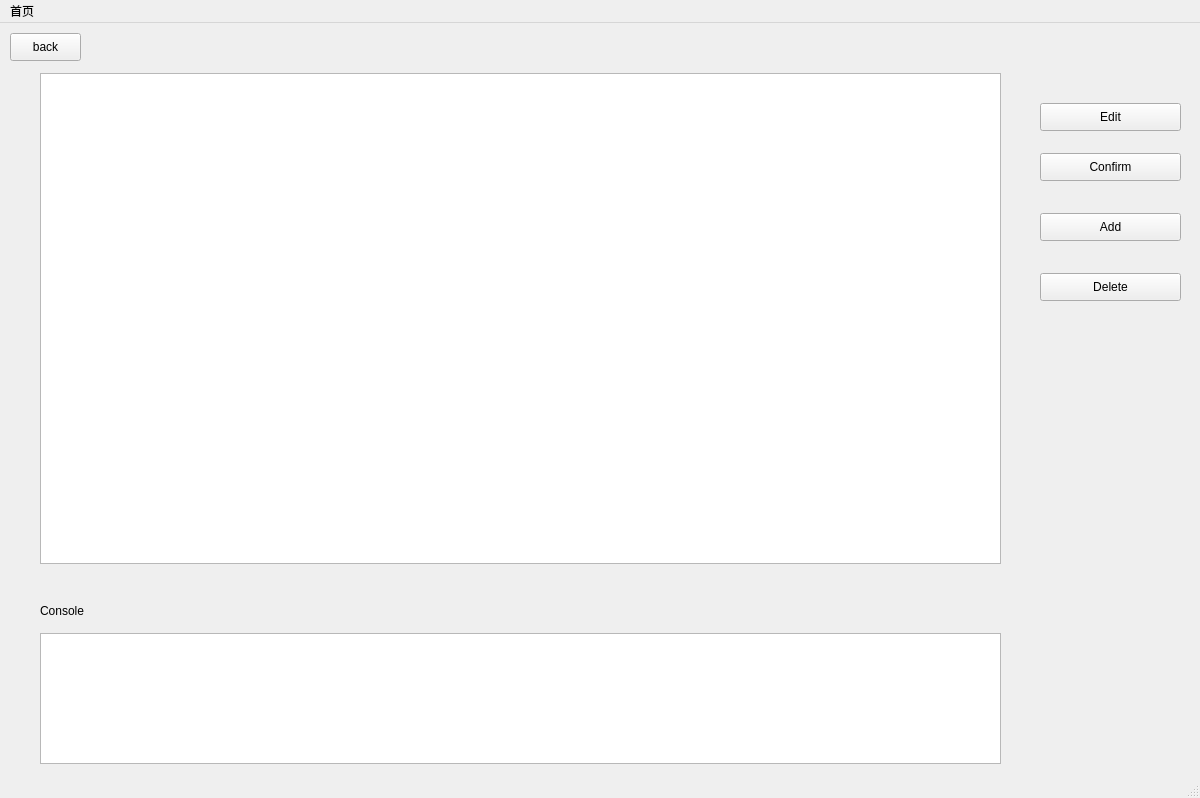
First picture: the form in Gui/admin.ui, repository DouerWxp/RoomBooking, before the edit.
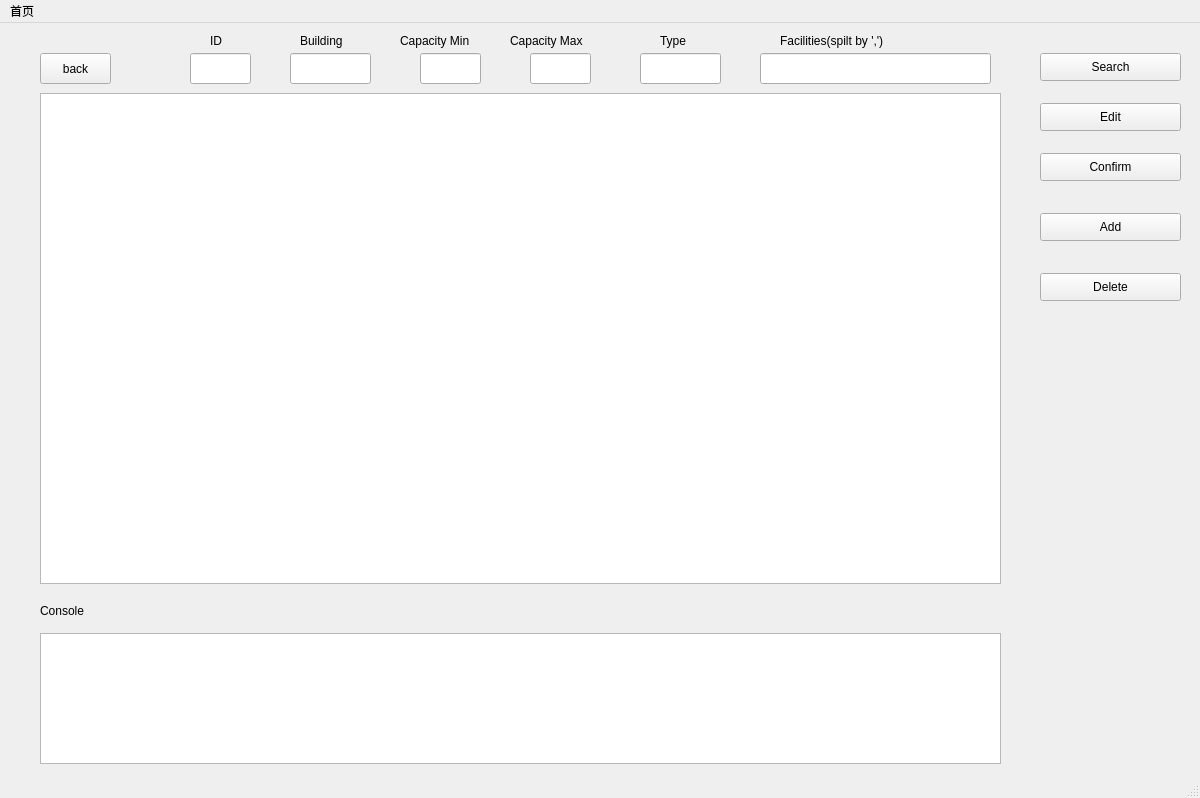
Second picture: the form after the edit.

```diff
--- a/Gui/admin.ui
+++ b/Gui/admin.ui
@@ -24,7 +24,7 @@
     <property name="geometry">
      <rect>
       <x>40</x>
-      <y>50</y>
+      <y>70</y>
       <width>961</width>
       <height>491</height>
      </rect>
@@ -33,10 +33,10 @@
    <widget class="QPushButton" name="back_button">
     <property name="geometry">
      <rect>
-      <x>10</x>
-      <y>10</y>
+      <x>40</x>
+      <y>30</y>
       <width>71</width>
-      <height>28</height>
+      <height>31</height>
      </rect>
     </property>
     <property name="text">
@@ -47,7 +47,7 @@
     <property name="geometry">
      <rect>
       <x>40</x>
-      <y>50</y>
+      <y>70</y>
       <width>961</width>
       <height>491</height>
      </rect>
@@ -128,6 +128,157 @@
      <string>Confirm</string>
     </property>
    </widget>
+   <widget class="QLineEdit" name="ID_edit">
+    <property name="geometry">
+     <rect>
+      <x>190</x>
+      <y>30</y>
+      <width>61</width>
+      <height>31</height>
+     </rect>
+    </property>
+   </widget>
+   <widget class="QLabel" name="label_2">
+    <property name="geometry">
+     <rect>
+      <x>210</x>
+      <y>10</y>
+      <width>21</width>
+      <height>16</height>
+     </rect>
+    </property>
+    <property name="text">
+     <string>ID</string>
+    </property>
+   </widget>
+   <widget class="QLineEdit" name="Building_edit">
+    <property name="geometry">
+     <rect>
+      <x>290</x>
+      <y>30</y>
+      <width>81</width>
+      <height>31</height>
+     </rect>
+    </property>
+   </widget>
+   <widget class="QLineEdit" name="CapacityMin_edit">
+    <property name="geometry">
+     <rect>
+      <x>420</x>
+      <y>30</y>
+      <width>61</width>
+      <height>31</height>
+     </rect>
+    </property>
+   </widget>
+   <widget class="QLineEdit" name="CapacityMax_edit">
+    <property name="geometry">
+     <rect>
+      <x>530</x>
+      <y>30</y>
+      <width>61</width>
+      <height>31</height>
+     </rect>
+    </property>
+   </widget>
+   <widget class="QLineEdit" name="Type_edit">
+    <property name="geometry">
+     <rect>
+      <x>640</x>
+      <y>30</y>
+      <width>81</width>
+      <height>31</height>
+     </rect>
+    </property>
+   </widget>
+   <widget class="QLabel" name="label_3">
+    <property name="geometry">
+     <rect>
+      <x>300</x>
+      <y>10</y>
+      <width>72</width>
+      <height>15</height>
+     </rect>
+    </property>
+    <property name="text">
+     <string>Building</string>
+    </property>
+   </widget>
+   <widget class="QLabel" name="label_4">
+    <property name="geometry">
+     <rect>
+      <x>400</x>
+      <y>10</y>
+      <width>101</width>
+      <height>16</height>
+     </rect>
+    </property>
+    <property name="text">
+     <string>Capacity Min</string>
+    </property>
+   </widget>
+   <widget class="QLabel" name="label_5">
+    <property name="geometry">
+     <rect>
+      <x>510</x>
+      <y>10</y>
+      <width>101</width>
+      <height>16</height>
+     </rect>
+    </property>
+    <property name="text">
+     <string>Capacity Max</string>
+    </property>
+   </widget>
+   <widget class="QLabel" name="label_6">
+    <property name="geometry">
+     <rect>
+      <x>660</x>
+      <y>10</y>
+      <width>41</width>
+      <height>16</height>
+     </rect>
+    </property>
+    <property name="text">
+     <string>Type</string>
+    </property>
+   </widget>
+   <widget class="QLineEdit" name="Facilities_edit">
+    <property name="geometry">
+     <rect>
+      <x>760</x>
+      <y>30</y>
+      <width>231</width>
+      <height>31</height>
+     </rect>
+    </property>
+   </widget>
+   <widget class="QLabel" name="label_7">
+    <property name="geometry">
+     <rect>
+      <x>780</x>
+      <y>10</y>
+      <width>201</width>
+      <height>16</height>
+     </rect>
+    </property>
+    <property name="text">
+     <string>Facilities(spilt by ',')</string>
+    </property>
+   </widget>
+   <widget class="QPushButton" name="search_button">
+    <property name="geometry">
+     <rect>
+      <x>1040</x>
+      <y>30</y>
+      <width>141</width>
+      <height>28</height>
+     </rect>
+    </property>
+    <property name="text">
+     <string>Search</string>
+    </property>
+   </widget>
   </widget>
   <widget class="QMenuBar" name="menubar">
    <property name="geometry">
```
